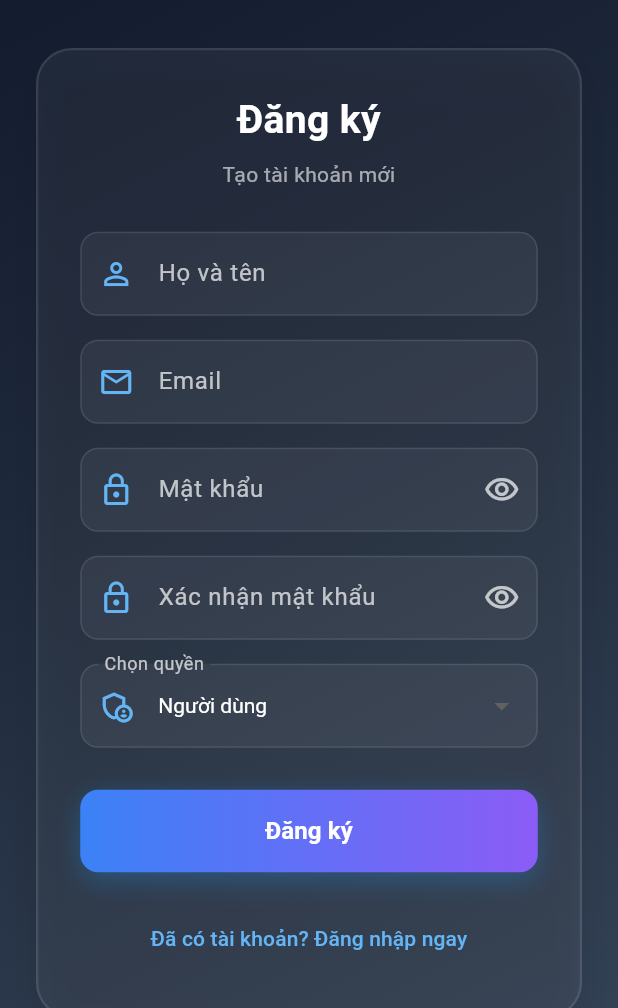
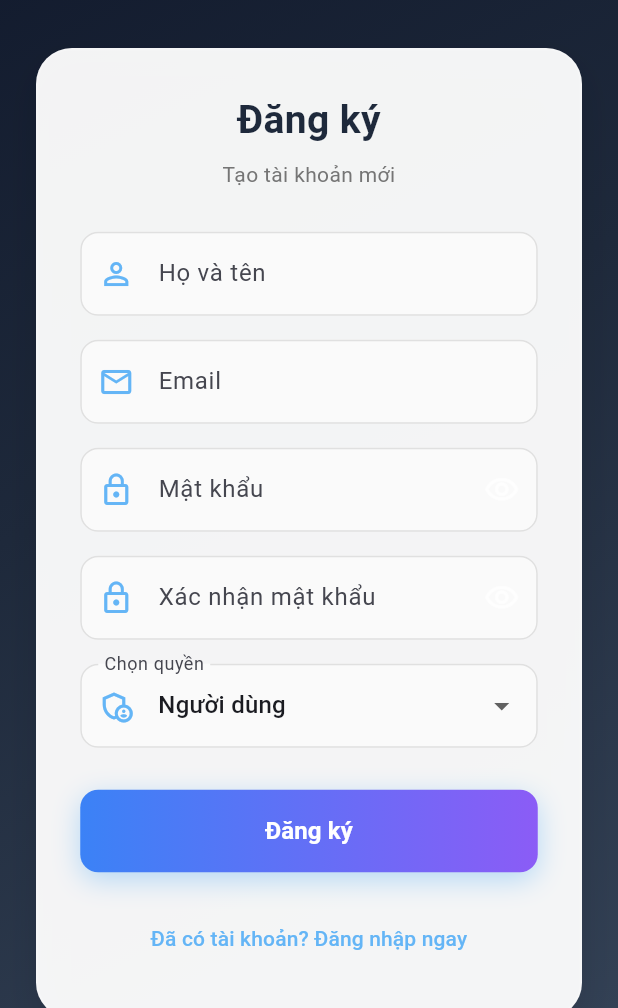
Before and after one commit to hphuc193/cinema_ticket_tmovie, a Flutter app: the RegisterScreen screen opened directly, on a phone screen of 412 x 824 dp, the part 228-1236 px from its top. Run offline on Flutter 3.47's test engine with Material 3 defaults, Android fonts, the phone set to English and light mode, and no system bars; our stand-ins replace barcode_widget, cached_network_image, cloud_firestore, file_picker, firebase_auth, firebase_core and 7 more; accounts and stored records are empty.

Commit message:
Update UI Register Screen v2

```diff
--- a/lib/screens/auth/register_screen.dart
+++ b/lib/screens/auth/register_screen.dart
@@ -97,10 +97,10 @@ class _RegisterScreenState extends State<RegisterScreen> {
                   Container(
                     padding: EdgeInsets.all(28),
                     decoration: BoxDecoration(
-                      color: Colors.white.withOpacity(0.05),
+                      color: Colors.white.withOpacity(0.95),
                       borderRadius: BorderRadius.circular(24),
                       border: Border.all(
-                        color: Colors.white.withOpacity(0.1),
+                        color: Colors.white.withOpacity(0.2),
                         width: 1.5,
                       ),
                       boxShadow: [
@@ -122,7 +122,7 @@ class _RegisterScreenState extends State<RegisterScreen> {
                             style: TextStyle(
                               fontSize: 26,
                               fontWeight: FontWeight.bold,
-                              color: Colors.white,
+                              color: Color(0xFF1E293B),
                             ),
                           ),
                           SizedBox(height: 8),
@@ -131,7 +131,7 @@ class _RegisterScreenState extends State<RegisterScreen> {
                             textAlign: TextAlign.center,
                             style: TextStyle(
                               fontSize: 14,
-                              color: Colors.white.withOpacity(0.6),
+                              color: Colors.grey.shade600,
                             ),
                           ),
                           SizedBox(height: 28),
@@ -142,21 +142,20 @@ class _RegisterScreenState extends State<RegisterScreen> {
                             style: TextStyle(color: Colors.white),
                             decoration: InputDecoration(
                               labelText: 'Họ và tên',
-                              labelStyle: TextStyle(color: Colors.white.withOpacity(0.7)),
                               prefixIcon: Icon(Icons.person_outline, color: Colors.blue.shade300),
                               filled: true,
-                              fillColor: Colors.white.withOpacity(0.05),
+                              fillColor: Colors.grey.shade50,
                               border: OutlineInputBorder(
                                 borderRadius: BorderRadius.circular(12),
-                                borderSide: BorderSide(color: Colors.white.withOpacity(0.1)),
+                                borderSide: BorderSide(color: Colors.grey.shade300),
                               ),
                               enabledBorder: OutlineInputBorder(
                                 borderRadius: BorderRadius.circular(12),
-                                borderSide: BorderSide(color: Colors.white.withOpacity(0.1)),
+                                borderSide: BorderSide(color: Colors.grey.shade300),
                               ),
                               focusedBorder: OutlineInputBorder(
                                 borderRadius: BorderRadius.circular(12),
-                                borderSide: BorderSide(color: Colors.blue.shade400, width: 2),
+                                borderSide: BorderSide(color: Color(0xFF3B82F6), width: 2),
                               ),
                             ),
                             validator: (value) {
@@ -174,21 +173,20 @@ class _RegisterScreenState extends State<RegisterScreen> {
                             style: TextStyle(color: Colors.white),
                             decoration: InputDecoration(
                               labelText: 'Email',
-                              labelStyle: TextStyle(color: Colors.white.withOpacity(0.7)),
                               prefixIcon: Icon(Icons.email_outlined, color: Colors.blue.shade300),
                               filled: true,
-                              fillColor: Colors.white.withOpacity(0.05),
+                              fillColor: Colors.grey.shade50,
                               border: OutlineInputBorder(
                                 borderRadius: BorderRadius.circular(12),
-                                borderSide: BorderSide(color: Colors.white.withOpacity(0.1)),
+                                borderSide: BorderSide(color: Colors.grey.shade300),
                               ),
                               enabledBorder: OutlineInputBorder(
                                 borderRadius: BorderRadius.circular(12),
-                                borderSide: BorderSide(color: Colors.white.withOpacity(0.1)),
+                                borderSide: BorderSide(color: Colors.grey.shade300),
                               ),
                               focusedBorder: OutlineInputBorder(
                                 borderRadius: BorderRadius.circular(12),
-                                borderSide: BorderSide(color: Colors.blue.shade400, width: 2),
+                                borderSide: BorderSide(color: Color(0xFF3B82F6), width: 2),
                               ),
                             ),
                             keyboardType: TextInputType.emailAddress,
@@ -210,7 +208,6 @@ class _RegisterScreenState extends State<RegisterScreen> {
                             style: TextStyle(color: Colors.white),
                             decoration: InputDecoration(
                               labelText: 'Mật khẩu',
-                              labelStyle: TextStyle(color: Colors.white.withOpacity(0.7)),
                               prefixIcon: Icon(Icons.lock_outline, color: Colors.blue.shade300),
                               suffixIcon: IconButton(
                                 icon: Icon(
@@ -224,18 +221,18 @@ class _RegisterScreenState extends State<RegisterScreen> {
                                 },
                               ),
                               filled: true,
-                              fillColor: Colors.white.withOpacity(0.05),
+                              fillColor: Colors.grey.shade50,
                               border: OutlineInputBorder(
                                 borderRadius: BorderRadius.circular(12),
-                                borderSide: BorderSide(color: Colors.white.withOpacity(0.1)),
+                                borderSide: BorderSide(color: Colors.grey.shade300),
                               ),
                               enabledBorder: OutlineInputBorder(
                                 borderRadius: BorderRadius.circular(12),
-                                borderSide: BorderSide(color: Colors.white.withOpacity(0.1)),
+                                borderSide: BorderSide(color: Colors.grey.shade300),
                               ),
                               focusedBorder: OutlineInputBorder(
                                 borderRadius: BorderRadius.circular(12),
-                                borderSide: BorderSide(color: Colors.blue.shade400, width: 2),
+                                borderSide: BorderSide(color: Color(0xFF3B82F6), width: 2),
                               ),
                             ),
                             obscureText: _obscurePassword,
@@ -257,7 +254,6 @@ class _RegisterScreenState extends State<RegisterScreen> {
                             style: TextStyle(color: Colors.white),
                             decoration: InputDecoration(
                               labelText: 'Xác nhận mật khẩu',
-                              labelStyle: TextStyle(color: Colors.white.withOpacity(0.7)),
                               prefixIcon: Icon(Icons.lock_outline, color: Colors.blue.shade300),
                               suffixIcon: IconButton(
                                 icon: Icon(
@@ -271,18 +267,18 @@ class _RegisterScreenState extends State<RegisterScreen> {
                                 },
                               ),
                               filled: true,
-                              fillColor: Colors.white.withOpacity(0.05),
+                              fillColor: Colors.grey.shade50,
                               border: OutlineInputBorder(
                                 borderRadius: BorderRadius.circular(12),
-                                borderSide: BorderSide(color: Colors.white.withOpacity(0.1)),
+                                borderSide: BorderSide(color: Colors.grey.shade300),
                               ),
                               enabledBorder: OutlineInputBorder(
                                 borderRadius: BorderRadius.circular(12),
-                                borderSide: BorderSide(color: Colors.white.withOpacity(0.1)),
+                                borderSide: BorderSide(color: Colors.grey.shade300),
                               ),
                               focusedBorder: OutlineInputBorder(
                                 borderRadius: BorderRadius.circular(12),
-                                borderSide: BorderSide(color: Colors.blue.shade400, width: 2),
+                                borderSide: BorderSide(color: Color(0xFF3B82F6), width: 2),
                               ),
                             ),
                             obscureText: _obscureConfirmPassword,
@@ -302,25 +298,23 @@ class _RegisterScreenState extends State<RegisterScreen> {
                           DropdownButtonFormField<String>(
                             value: _selectedRole,
                             isExpanded: true,
-                            style: TextStyle(color: Colors.white),
-                            dropdownColor: Color(0xFF1E293B),
+                            dropdownColor: Colors.white,
                             decoration: InputDecoration(
                               labelText: 'Chọn quyền',
-                              labelStyle: TextStyle(color: Colors.white.withOpacity(0.7)),
                               prefixIcon: Icon(Icons.admin_panel_settings_outlined, color: Colors.blue.shade300),
                               filled: true,
-                              fillColor: Colors.white.withOpacity(0.05),
+                              fillColor: Colors.grey.shade50,
                               border: OutlineInputBorder(
                                 borderRadius: BorderRadius.circular(12),
-                                borderSide: BorderSide(color: Colors.white.withOpacity(0.1)),
+                                borderSide: BorderSide(color: Colors.grey.shade300),
                               ),
                               enabledBorder: OutlineInputBorder(
                                 borderRadius: BorderRadius.circular(12),
-                                borderSide: BorderSide(color: Colors.white.withOpacity(0.1)),
+                                borderSide: BorderSide(color: Colors.grey.shade300),
                               ),
                               focusedBorder: OutlineInputBorder(
                                 borderRadius: BorderRadius.circular(12),
-                                borderSide: BorderSide(color: Colors.blue.shade400, width: 2),
+                                borderSide: BorderSide(color: Color(0xFF3B82F6), width: 2),
                               ),
                             ),
                             items: [
```
